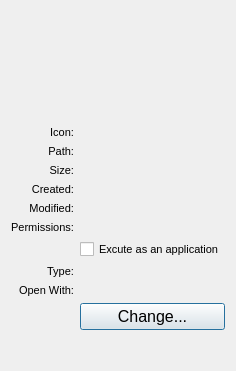
Qt form src/InfoDialog.ui (probonopd/Filer) before a commit.
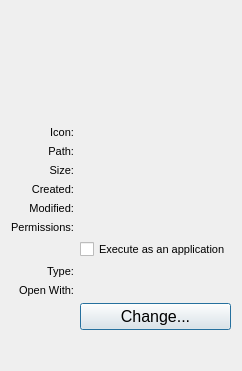
The same form after that commit.

Commit message: Fix typo [ci skip]

```diff
--- a/src/InfoDialog.ui
+++ b/src/InfoDialog.ui
@@ -79,7 +79,7 @@
       </font>
      </property>
      <property name="text">
-      <string>Excute as an application</string>
+      <string>Execute as an application</string>
      </property>
     </widget>
    </item>
```
The commit also changes 1 other file.
